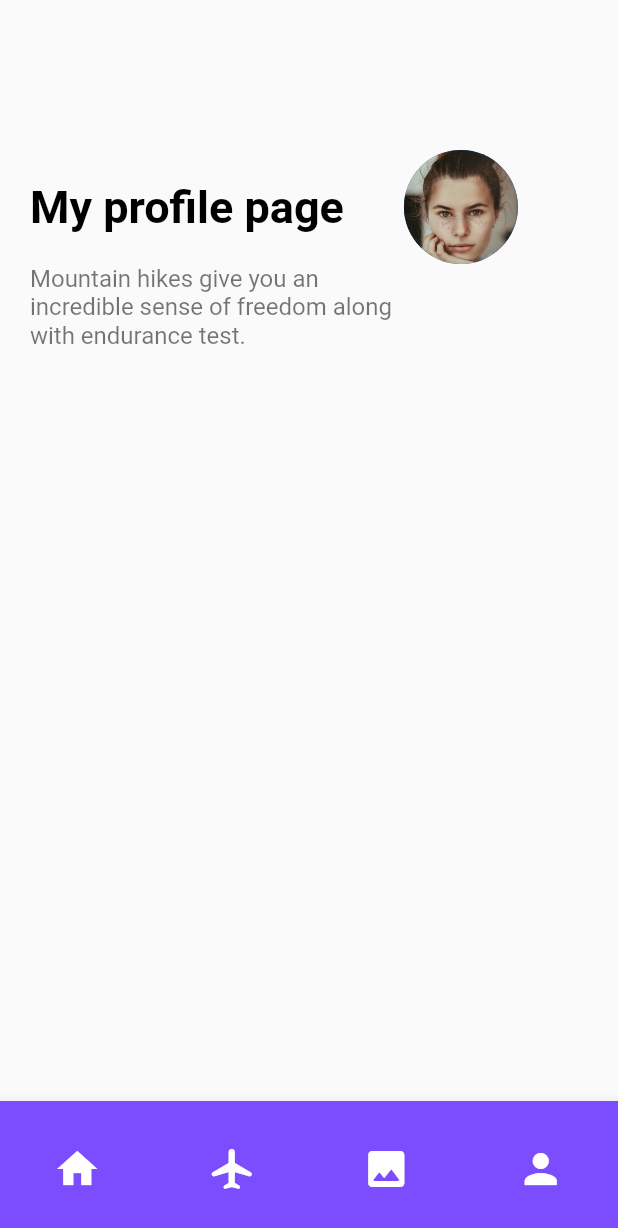
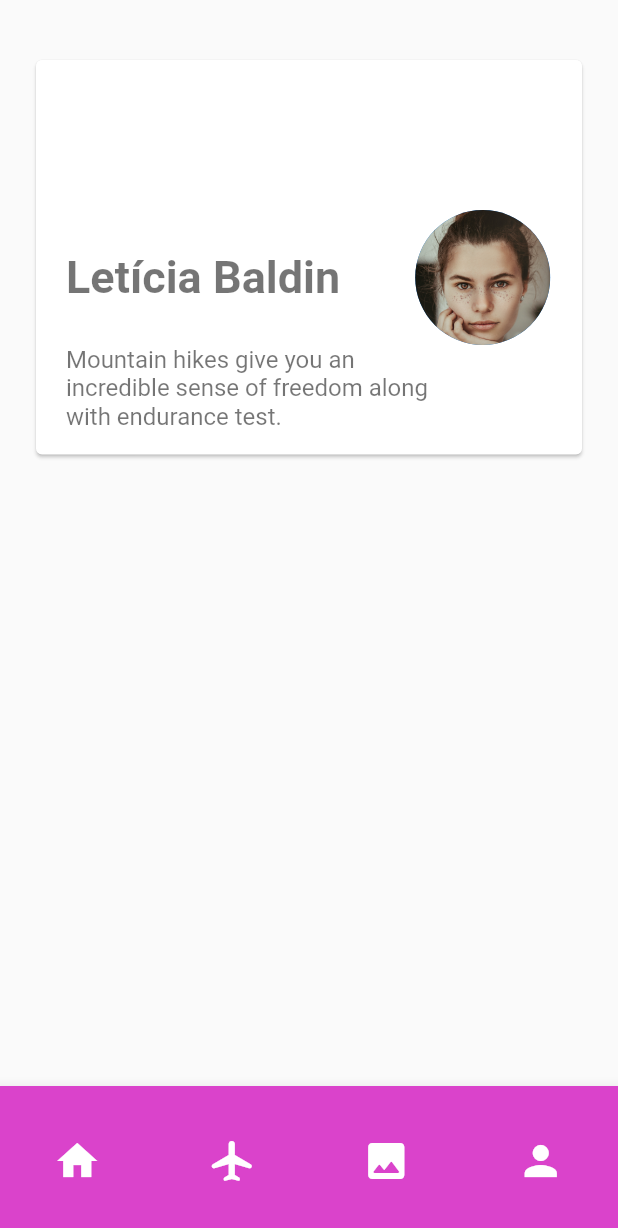
Before and after one commit to leticiabaldin/travel-app-flutter, a Flutter app: the ProfilePage screen opened by its route, on a phone screen of 412 x 824 dp. Shown: the top 1228 px of the screen. Run offline on Flutter 3.47's test engine with Material 2 defaults, Android fonts, the light colour scheme and no system bars; our stand-ins replace go_router.

Commit message:
:construction:Working on card travel and profile page

```diff
--- /dev/null
+++ b/lib/colors/travel_colors.dart
@@ -0,0 +1,5 @@
+import 'dart:ui';
+
+class AppTravelColors{
+  static const pink = Color(0xffDA43CB);
+}
--- a/lib/pages/profile_page.dart
+++ b/lib/pages/profile_page.dart
@@ -1,4 +1,5 @@
 import 'package:flutter/material.dart';
+import 'package:travel_app_flutter/colors/travel_colors.dart';
 import 'package:travel_app_flutter/pages/travel_page.dart';
 import 'package:travel_app_flutter/pages/welcome_page.dart';
 import 'package:travel_app_flutter/widgets/app_large_text.dart';
@@ -20,28 +21,36 @@ class _ProfilePageState extends State<ProfilePage> {
     return Scaffold(
       bottomNavigationBar:const BottomNavigatorBarTravel(),
       body: Column(
+        mainAxisSize: MainAxisSize.min,
         children: [
-          Container(
+          Card(
+            //color: AppTravelColors.pink,
+            margin: const EdgeInsets.symmetric(vertical: 40,horizontal: 24),
+            child: Container(
               margin: const EdgeInsets.only(
                 top: 100,
                 left: 20,
                 right: 20,
               ),
-            child: Row(
+              child: Column(
+
                 children: [
-                AppLargeText(text: 'My profile page'),
-                const SizedBox(width: 40),
+
+                  Row(
+                    children: [
+                      AppLargeText(text: 'Letícia Baldin',color: Colors.black54,),
+                      const SizedBox(width: 50),
                       const CircleAvatar(
-                  radius: 38, // Image radius
+                        radius: 45, // Image radius
                         foregroundImage: AssetImage("assets/images/profile-img.jpg"),
                       ),
+
                     ],
-            ),
                   ),
                   Align(
                     alignment: Alignment.bottomLeft,
                     child: Container(
-              margin: const EdgeInsets.only(left: 20),
+                     // margin: const EdgeInsets.only(left: 20),
                       child: SizedBox(
                         width: 250,
                         child: AppText(
@@ -51,7 +60,13 @@ class _ProfilePageState extends State<ProfilePage> {
                         ),
                       ),
                     ),
-          )
+                  ),
+                  const SizedBox(height: 16,)
+                ],
+              ),
+            ),
+          ),
+
         ],
       ),
     );
--- a/lib/widgets/bottom_navigator_bar_travel.dart
+++ b/lib/widgets/bottom_navigator_bar_travel.dart
@@ -1,5 +1,6 @@
 import 'package:flutter/material.dart';
 import 'package:go_router/go_router.dart';
+import 'package:travel_app_flutter/colors/travel_colors.dart';
 
 
 class BottomNavigatorBarTravel extends StatefulWidget {
@@ -14,9 +15,9 @@ class _BottomNavigatorBarTravelState extends State<BottomNavigatorBarTravel> {
   @override
   Widget build(BuildContext context) {
     return SizedBox(
-      height: 90,
+      height: 100,
       child: BottomAppBar(
-        color: Colors.deepPurpleAccent,
+        color: AppTravelColors.pink,
         child: Row(
           mainAxisAlignment: MainAxisAlignment.spaceAround,
           children: [
```
Also changed, not shown: lib/pages/explorer_page.dart (+17 -78 lines), lib/widgets/card_travel.dart (added, +53 -0 lines), assets/images/trip2_image.png, assets/images/welcome2.png (deleted), assets/images/welcome3.png (deleted), 2 other files. Lines whose indentation alone changed are shown as unchanged.
